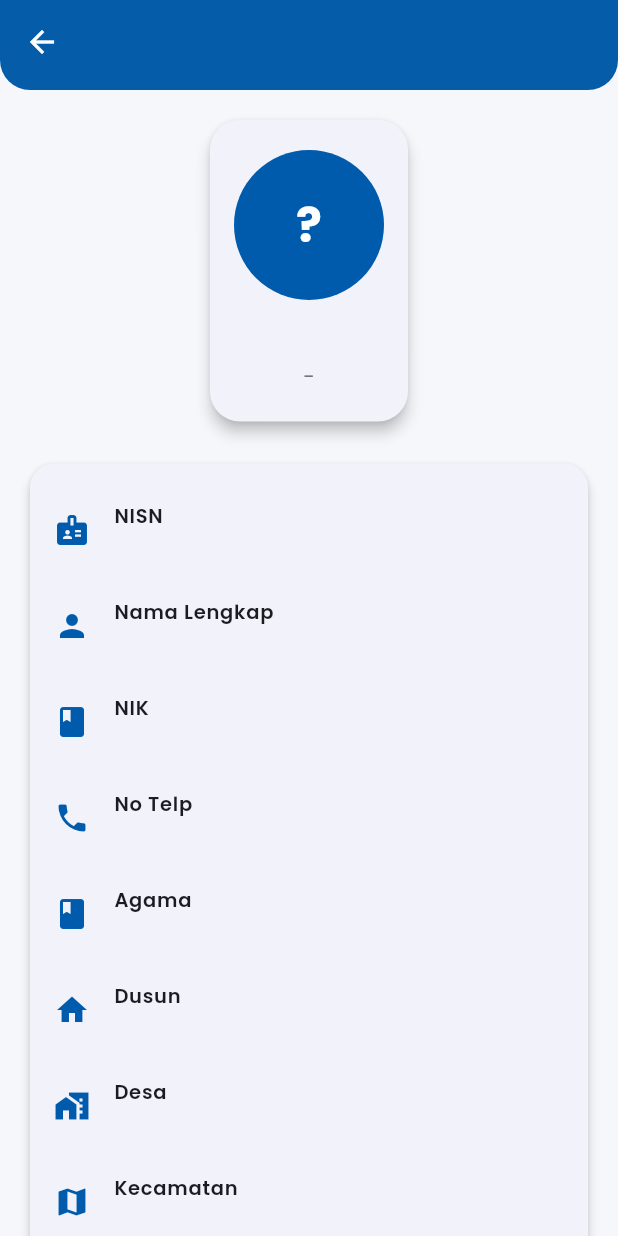
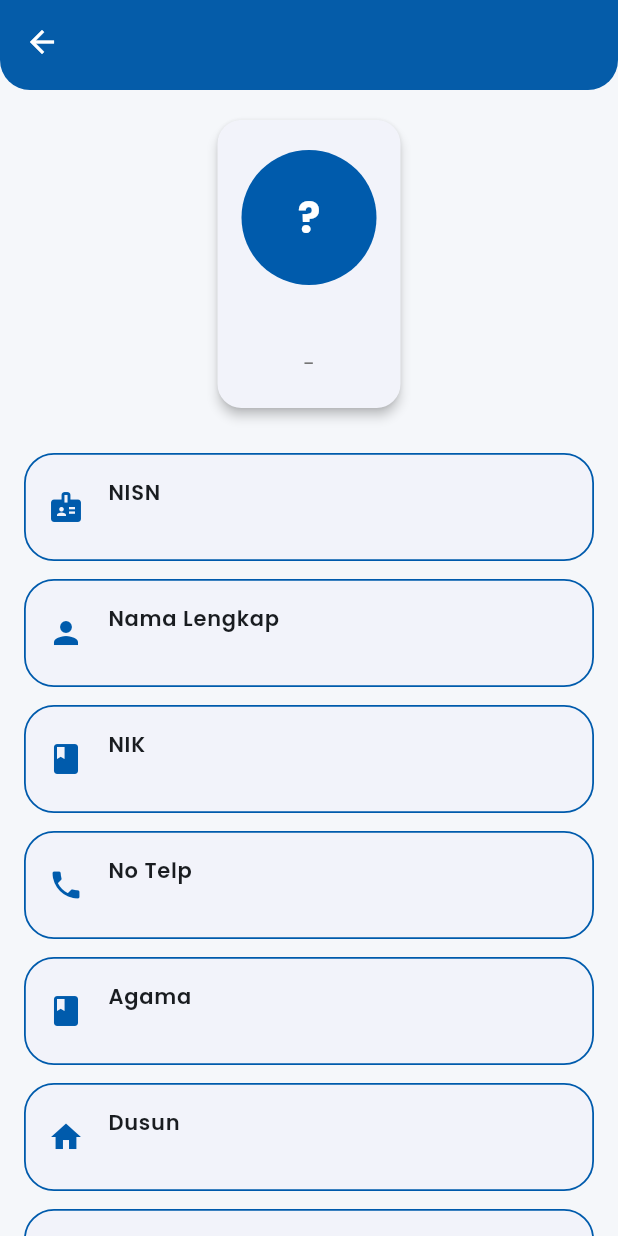
Before and after one commit to salsaariza/Projek4_Remidi, a Flutter app: the DetailScreen screen opened directly with empty values, on a phone screen of 412 x 824 dp. Run offline on Flutter 3.47's test engine with Material 3 defaults, Android fonts, the phone set to English and light mode, and no system bars; our stand-ins replace connectivity_plus, google_fonts, supabase_flutter; accounts and stored records are empty.

Commit message:
memperbaiki ui

```diff
--- a/lib/screens/detail_screen.dart
+++ b/lib/screens/detail_screen.dart
@@ -16,7 +16,7 @@ class DetailScreen extends StatelessWidget {
         preferredSize: const Size.fromHeight(60),
         child: ClipRRect(
           borderRadius: const BorderRadius.vertical(
-            bottom: Radius.circular(20), // 🔹 Border radius bawah AppBar
+            bottom: Radius.circular(20),
           ),
           child: AppBar(
             title: Text(student['nama_lengkap'] ?? "Detail Siswa"),
@@ -32,18 +32,19 @@ class DetailScreen extends StatelessWidget {
         child: Column(
           crossAxisAlignment: CrossAxisAlignment.center,
           children: [
-            // 🔹 Heading dalam Card
+            // 🔹 Card Profil (tanpa outline)
             Card(
               shape: RoundedRectangleBorder(
-                borderRadius: BorderRadius.circular(20),
+                borderRadius: BorderRadius.circular(16),
               ),
-              elevation: 4,
+              elevation: 3,
               child: Padding(
-                padding: const EdgeInsets.symmetric(vertical: 20, horizontal: 16),
+                padding:
+                    const EdgeInsets.symmetric(vertical: 20, horizontal: 16),
                 child: Column(
                   children: [
                     CircleAvatar(
-                      radius: 50,
+                      radius: 45,
                       backgroundColor: student['jenis_kelamin'] == 'L'
                           ? Colors.blue
                           : student['jenis_kelamin'] == 'P'
@@ -52,11 +53,11 @@ class DetailScreen extends StatelessWidget {
                       child: Text(
                         student['nama_lengkap']?.isNotEmpty == true
                             ? student['nama_lengkap'][0].toUpperCase()
-                            : '?',
+                            : "?",
                         style: const TextStyle(
+                          fontSize: 28,
+                          fontWeight: FontWeight.bold,
                           color: Colors.white,
-                          fontWeight: FontWeight.bold,
-                          fontSize: 32,
                         ),
                       ),
                     ),
@@ -64,11 +65,11 @@ class DetailScreen extends StatelessWidget {
                     Text(
                       student['nama_lengkap'] ?? "-",
                       style: const TextStyle(
-                        fontSize: 20,
+                        fontSize: 18,
                         fontWeight: FontWeight.w700,
-                        color: Colors.black87,
                       ),
                     ),
+                    const SizedBox(height: 4),
                     Text(
                       student['jenis_kelamin'] == 'L'
                           ? "Laki-laki"
@@ -87,51 +88,54 @@ class DetailScreen extends StatelessWidget {
 
             const SizedBox(height: 20),
 
-            // 🔹 Card data detail
-            Card(
-              elevation: 3,
-              shape: RoundedRectangleBorder(
-                borderRadius: BorderRadius.circular(16),
-              ),
-              child: Padding(
-                padding: const EdgeInsets.symmetric(vertical: 12),
-                child: Column(
-                  children: [
-                    _buildTile(Icons.badge, "NISN", student['nisn']),
-                    _buildTile(Icons.person, "Nama Lengkap", student['nama_lengkap']),
-                    _buildTile(Icons.book, "NIK", student['nik']),
-                    _buildTile(Icons.phone, "No Telp", student['no_telp_hp']),
-                    _buildTile(Icons.book, "Agama", student['agama']),
-                    _buildTile(Icons.home, "Dusun", student['alamat_dusun']),
-                    _buildTile(Icons.home_work, "Desa", student['alamat_desa']),
-                    _buildTile(Icons.map, "Kecamatan", student['alamat_kecamatan']),
-                    _buildTile(Icons.location_city, "Kabupaten", student['alamat_kabupaten']),
-                    _buildTile(Icons.public, "Provinsi", student['alamat_provinsi']),
-                    _buildTile(Icons.local_post_office, "Kode Pos", student['alamat_kode_pos']),
-                    _buildTile(Icons.cake, "Tanggal Lahir", student['tanggal_lahir']),
-                    _buildTile(Icons.man, "Nama Ayah", student['nama_ayah']),
-                    _buildTile(Icons.woman, "Nama Ibu", student['nama_ibu']),
-                    _buildTile(Icons.person, "Nama Wali", student['nama_wali']),
-                    _buildTile(Icons.home, "Alamat Orang Tua / Wali", student['alamat_ortu_wali']),
-                  ],
-                ),
-              ),
-            ),
+            // 🔹 Detail Data (outline biru)
+            _buildCard(Icons.badge, "NISN", student['nisn']),
+            _buildCard(Icons.person, "Nama Lengkap", student['nama_lengkap']),
+            _buildCard(Icons.book, "NIK", student['nik']),
+            _buildCard(Icons.phone, "No Telp", student['no_telp_hp']),
+            _buildCard(Icons.book, "Agama", student['agama']),
+            _buildCard(Icons.home, "Dusun", student['alamat_dusun']),
+            _buildCard(Icons.home_work, "Desa", student['alamat_desa']),
+            _buildCard(Icons.map, "Kecamatan", student['alamat_kecamatan']),
+            _buildCard(
+                Icons.location_city, "Kabupaten", student['alamat_kabupaten']),
+            _buildCard(Icons.public, "Provinsi", student['alamat_provinsi']),
+            _buildCard(Icons.local_post_office, "Kode Pos",
+                student['alamat_kode_pos']),
+            _buildCard(Icons.cake, "Tanggal Lahir", student['tanggal_lahir']),
+            _buildCard(Icons.man, "Nama Ayah", student['nama_ayah']),
+            _buildCard(Icons.woman, "Nama Ibu", student['nama_ibu']),
+            _buildCard(Icons.person, "Nama Wali", student['nama_wali']),
+            _buildCard(Icons.home, "Alamat Orang Tua / Wali",
+                student['alamat_ortu_wali']),
           ],
         ),
       ),
     );
   }
 
-  Widget _buildTile(IconData icon, String label, String? value) {
-    return ListTile(
-      leading: Icon(icon, color: kaiPrimary),
-      title: Text(
-        label,
-        style: const TextStyle(fontWeight: FontWeight.w600),
+  Widget _buildCard(IconData icon, String label, String? value) {
+    return Card(
+      elevation: 0,
+      margin: const EdgeInsets.symmetric(vertical: 6),
+      shape: RoundedRectangleBorder(
+        borderRadius: BorderRadius.circular(20),
+        side: const BorderSide(color: kaiPrimary, width: 1.2), //Outline biru
       ),
-      subtitle: Text(value ?? "-"),
-      dense: true,
+      child: ListTile(
+        leading: Icon(icon, color: kaiPrimary, size: 24),
+        title: Text(
+          label,
+          style: const TextStyle(
+            fontWeight: FontWeight.w600,
+            fontSize: 14,
+          ),
+        ),
+        subtitle: Text(
+          value ?? "-",
+          style: const TextStyle(fontSize: 13, color: Colors.black87),
+        ),
+      ),
     );
   }
 }
--- a/lib/screens/home_screen.dart
+++ b/lib/screens/home_screen.dart
@@ -40,9 +40,7 @@ class _HomeScreenState extends State<HomeScreen> {
 
     // Pantau koneksi internet real-time
     _subscription = Connectivity().onConnectivityChanged.listen((results) {
-      final result = results.isNotEmpty
-          ? results.first
-          : ConnectivityResult.none;
+      final result = results.isNotEmpty ? results.first : ConnectivityResult.none;
       if (result == ConnectivityResult.none) {
         setState(() {
           _hasError = true;
@@ -53,6 +51,9 @@ class _HomeScreenState extends State<HomeScreen> {
         _loadStudents();
       }
     });
+
+    // Refresh UI kalau isi search berubah (untuk suffixIcon)
+    _searchController.addListener(() => setState(() {}));
   }
 
   @override
@@ -160,7 +161,7 @@ class _HomeScreenState extends State<HomeScreen> {
       ),
       body: Column(
         children: [
-          // search bar
+          // 🔎 Search bar dengan tombol clear/kembali
           Padding(
             padding: const EdgeInsets.fromLTRB(16, 12, 16, 8),
             child: TextField(
@@ -169,6 +170,15 @@ class _HomeScreenState extends State<HomeScreen> {
               decoration: InputDecoration(
                 hintText: "Cari nama siswa",
                 prefixIcon: const Icon(Icons.search, color: kaiPrimary),
+                suffixIcon: _searchController.text.isNotEmpty
+                    ? IconButton(
+                        icon: const Icon(Icons.close, color: Colors.grey),
+                        onPressed: () {
+                          _searchController.clear();
+                          _filterStudents(""); // reset daftar
+                        },
+                      )
+                    : null,
                 contentPadding: const EdgeInsets.symmetric(
                   horizontal: 16,
                   vertical: 14,
@@ -180,12 +190,10 @@ class _HomeScreenState extends State<HomeScreen> {
                     width: 1.2,
                   ),
                 ),
-                // Outline saat aktif
                 focusedBorder: OutlineInputBorder(
                   borderRadius: BorderRadius.circular(14),
                   borderSide: const BorderSide(color: kaiPrimary, width: 2),
                 ),
-                // Outline saat tidak fokus
                 enabledBorder: OutlineInputBorder(
                   borderRadius: BorderRadius.circular(14),
                   borderSide: BorderSide(color: Colors.grey, width: 1),
@@ -244,18 +252,21 @@ class _HomeScreenState extends State<HomeScreen> {
                                     child: Padding(
                                       padding: const EdgeInsets.all(16),
                                       child: Row(
-                                crossAxisAlignment: CrossAxisAlignment.center,
+                                        crossAxisAlignment:
+                                            CrossAxisAlignment.center,
                                         children: [
                                           CircleAvatar(
                                             radius: 28,
                                             backgroundColor:
                                                 student['jenis_kelamin'] == 'L'
                                                     ? Colors.blue
-                                        : student['jenis_kelamin'] == 'P'
+                                                    : student['jenis_kelamin'] ==
+                                                            'P'
                                                         ? Colors.pink
                                                         : Colors.grey,
                                             child: Text(
-                                      student['nama_lengkap']?.isNotEmpty ==
+                                              student['nama_lengkap']
+                                                          ?.isNotEmpty ==
                                                       true
                                                   ? student['nama_lengkap'][0]
                                                       .toUpperCase()
@@ -281,11 +292,7 @@ class _HomeScreenState extends State<HomeScreen> {
                                                 ),
                                                 const SizedBox(height: 4),
                                                 Text(
-                                          "${student['jenis_kelamin'] == 'L'
-                                              ? 'Laki-laki'
-                                              : student['jenis_kelamin'] == 'P'
-                                              ? 'Perempuan'
-                                              : '-'}",
+                                                  "${student['jenis_kelamin'] == 'L' ? 'Laki-laki' : student['jenis_kelamin'] == 'P' ? 'Perempuan' : '-'}",
                                                 ),
                                                 Text(
                                                   "Dusun : ${student['alamat_dusun'] ?? '-'}",
@@ -305,11 +312,13 @@ class _HomeScreenState extends State<HomeScreen> {
                                                   color: Colors.blue,
                                                 ),
                                                 onPressed: () async {
-                                          final result = await Navigator.push(
+                                                  final result =
+                                                      await Navigator.push(
                                                     context,
                                                     MaterialPageRoute(
                                                       builder: (context) =>
-                                                  FormScreen(student: student),
+                                                          FormScreen(
+                                                              student: student),
                                                     ),
                                                   );
                                                   if (result == true) {
@@ -325,7 +334,8 @@ class _HomeScreenState extends State<HomeScreen> {
                                                 onPressed: () {
                                                   showDialog(
                                                     context: context,
-                                            builder: (context) => AlertDialog(
+                                                    builder: (context) =>
+                                                        AlertDialog(
                                                       title: const Text(
                                                         "Konfirmasi Hapus",
                                                       ),
@@ -335,15 +345,17 @@ class _HomeScreenState extends State<HomeScreen> {
                                                       actions: [
                                                         TextButton(
                                                           onPressed: () =>
-                                                      Navigator.pop(context),
-                                                  child: const Text("Batal"),
+                                                              Navigator.pop(
+                                                                  context),
+                                                          child: const Text(
+                                                              "Batal"),
                                                         ),
                                                         TextButton(
                                                           onPressed: () {
-                                                    Navigator.pop(context);
+                                                            Navigator.pop(
+                                                                context);
                                                             _deleteStudent(
-                                                      student['id'],
-                                                    );
+                                                                student['id']);
                                                           },
                                                           child: const Text(
                                                             "Hapus",
```
Lines whose indentation alone changed are shown as unchanged.
